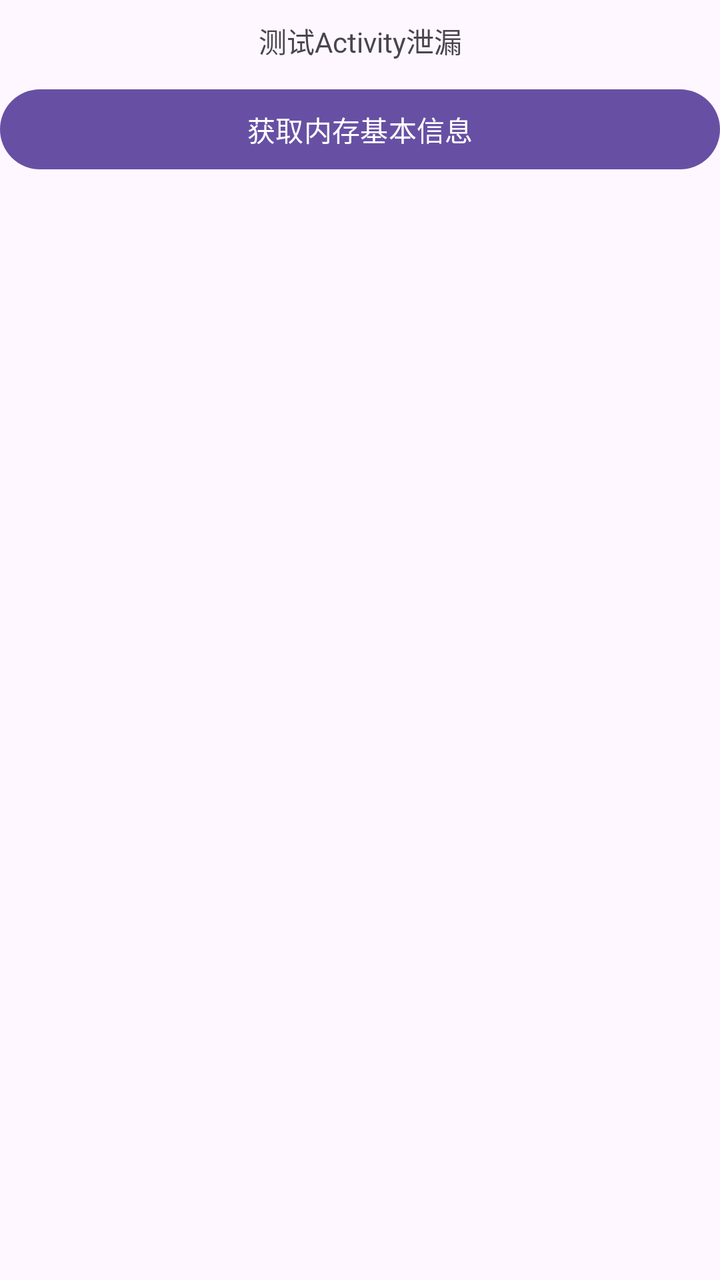
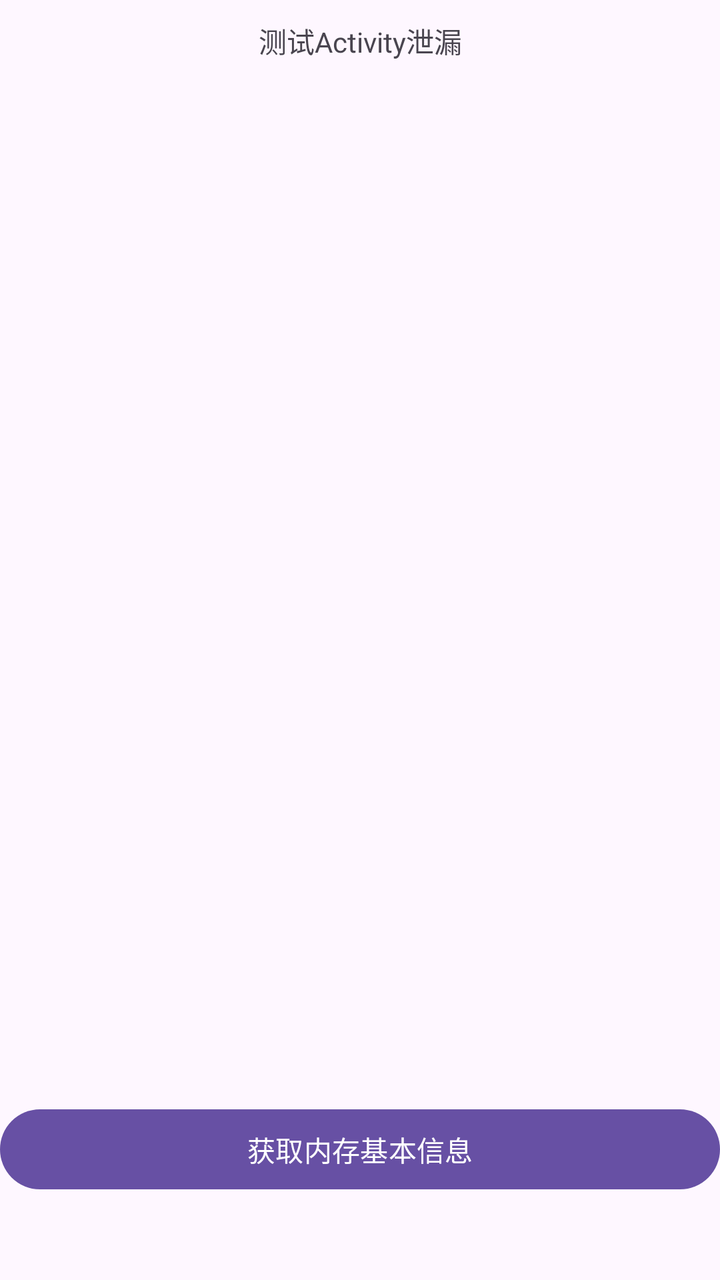

Screens rendered from an Android XML layout before and after an edit, with the pre-edit source and the edit as a unified diff.
<!-- AndroidManifest.xml: application theme Theme.MomeyDemo -->
<!-- res/layout/activity_test21.xml -->
<?xml version="1.0" encoding="utf-8"?>
<LinearLayout xmlns:android="http://schemas.android.com/apk/res/android"
    xmlns:app="http://schemas.android.com/apk/res-auto"
    xmlns:tools="http://schemas.android.com/tools"
    android:layout_width="match_parent"
    android:layout_height="match_parent"
    android:orientation="vertical"
    tools:context=".MainActivity">

    <TextView
        android:layout_width="match_parent"
        android:layout_height="wrap_content"
        android:layout_marginTop="10dp"
        android:gravity="center"
        android:text="测试Activity泄漏" />

    <Button
        android:layout_width="match_parent"
        android:layout_height="wrap_content"
        android:layout_marginTop="10dp"
        android:gravity="center"
        android:textAllCaps="false"
        android:text="获取内存基本信息"
        android:onClick="onTest1" />

</LinearLayout>
<!-- resources referenced by this layout -->
<resources>
  <style name="Theme.MomeyDemo" parent="Base.Theme.MomeyDemo" />
  <style name="Base.Theme.MomeyDemo" parent="Theme.Material3.DayNight.NoActionBar">
          
          
      </style>
</resources>

<!-- the commit's change to res/layout/activity_test21.xml (unified diff, before → after) -->
@@ -14,6 +14,13 @@
         android:gravity="center"
         android:text="测试Activity泄漏" />
 
+    <ImageView
+        android:id="@+id/imgv_test"
+        android:layout_width="match_parent"
+        android:layout_height="500dp"
+        android:layout_marginTop="10dp"
+        />
+
     <Button
         android:layout_width="match_parent"
         android:layout_height="wrap_content"
